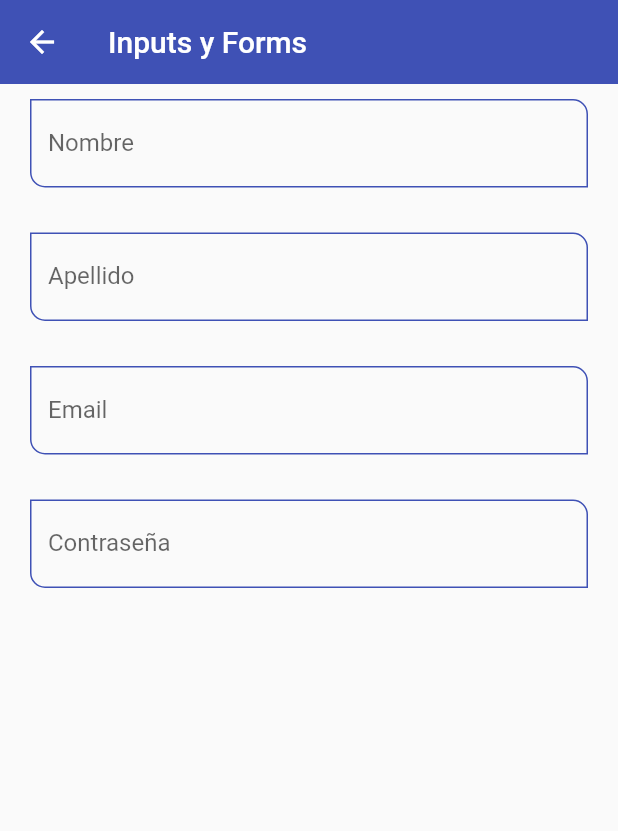
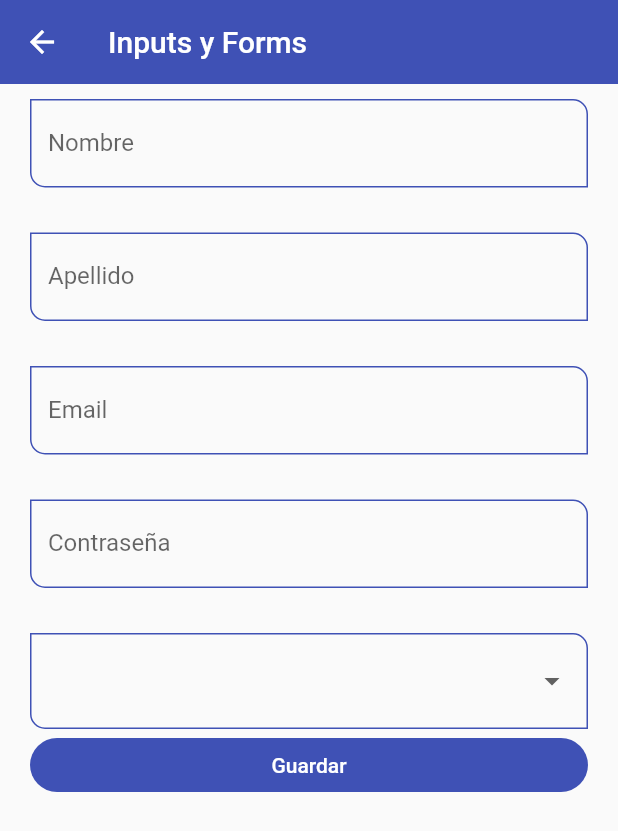
Before and after one commit to nachom96/fl_components, a Flutter app: the InputScreen screen opened by its route, on a phone screen of 412 x 824 dp. Shown: the top 831 px of the screen. Run offline on Flutter 3.47's test engine with Material 2 defaults, Android fonts, the phone set to English and light mode, and no system bars.

Commit message:
Text inputs, Slider & Checks y empezado InfiniteScroll

```diff
--- a/fl_components/lib/router/app_routes.dart
+++ b/fl_components/lib/router/app_routes.dart
@@ -47,6 +47,16 @@ class AppRoutes {
         name: 'Text Inputs',
         screen: const InputScreen(),
         icon: Icons.input_rounded),
+    MenuOption(
+        route: 'slider',
+        name: 'Slider and Checks',
+        screen: const SliderScreen(),
+        icon: Icons.slow_motion_video_rounded),
+    MenuOption(
+        route: 'listviewbuilder',
+        name: 'InfiniteScroll & Pull to refresh',
+        screen: const ListViewBuilderScreen(),
+        icon: Icons.build_circle_outlined),
   ];
 
   // Mapa para obtener las rutas
--- a/fl_components/lib/screens/inputs_screen.dart
+++ b/fl_components/lib/screens/inputs_screen.dart
@@ -5,43 +5,103 @@ class InputScreen extends StatelessWidget {
   const InputScreen({Key? key}) : super(key: key);
   @override
   Widget build(BuildContext context) {
+    final GlobalKey<FormState> myFormKey = GlobalKey<FormState>();
+
+    final Map<String, String> formValues = {
+      'first_name': 'Nacho',
+      'last_name': 'Moreno',
+      'email': 'nacho@gmail.com',
+      'password': '123456',
+      'role': 'Admin'
+    };
+
     return Scaffold(
       appBar: AppBar(
-        title: Text('Inputs y Forms'),
+        title: const Text('Inputs y Forms'),
       ),
       body: SingleChildScrollView(
         child: Padding(
           padding: const EdgeInsets.symmetric(horizontal: 20, vertical: 10),
+          child: Form(
+            key: myFormKey,
             child: Column(
-            children: const [
+              children: [
                 CustomInputField(
                   labelText: 'Nombre',
                   hintText: 'Nombre del usuario',
+                  formProperty: 'first name',
+                  formValues: formValues,
                 ),
-              SizedBox(
+                const SizedBox(
                   height: 30,
                 ),
                 CustomInputField(
                   labelText: 'Apellido',
                   hintText: 'Apellido del usuario',
+                  formProperty: 'last_name',
+                  formValues: formValues,
                 ),
-              SizedBox(
+                const SizedBox(
                   height: 30,
                 ),
                 CustomInputField(
                   labelText: 'Email',
                   hintText: 'Correo del usuario',
                   keyboardType: TextInputType.emailAddress,
+                  formProperty: 'email',
+                  formValues: formValues,
                 ),
-              SizedBox(
+                const SizedBox(
                   height: 30,
                 ),
                 CustomInputField(
                   labelText: 'Contraseña',
                   hintText: 'Contraseña del usuario',
                   obscureText: true,
+                  formProperty: 'password',
+                  formValues: formValues,
+                ),
+                const SizedBox(
+                  height: 30,
+                ),
+                DropdownButtonFormField<String>(
+                    items: const [
+                      DropdownMenuItem(
+                        value: 'Admin',
+                        child: Text('Admin'),
+                      ),
+                      DropdownMenuItem(
+                        value: 'Superuser',
+                        child: Text('Superuser'),
+                      ),
+                      DropdownMenuItem(
+                        value: 'Developer',
+                        child: Text('Developer'),
+                      ),
+                      DropdownMenuItem(
+                        value: 'Jr. Developer',
+                        child: Text('Jr. Developer'),
                       ),
                     ],
+                    onChanged: (value) {
+                      formValues['role'] = value ?? 'Admin';
+                    }),
+                ElevatedButton(
+                    onPressed: () {
+                      FocusScope.of(context).requestFocus(
+                          FocusNode()); // Cierra el teclado al presionar el botón
+                      // Se valida con las validaciones de la clase custom_input_field
+                      if (!myFormKey.currentState!.validate()) {
+                        print('Formulario no válido');
+                        return;
+                      }
+                      print(formValues);
+                    },
+                    child: const SizedBox(
+                        width: double.infinity,
+                        child: Center(child: Text('Guardar'))))
+              ],
+            ),
           ),
         ),
       ),
--- a/fl_components/lib/screens/screens.dart
+++ b/fl_components/lib/screens/screens.dart
@@ -6,3 +6,5 @@ export 'package:fl_components/screens/home_screen.dart';
 export 'package:fl_components/screens/inputs_screen.dart';
 export 'package:fl_components/screens/listview1_screen.dart';
 export 'package:fl_components/screens/listview2_screen.dart';
+export 'package:fl_components/screens/slider_screen.dart';
+export 'package:fl_components/screens/listview_builder_screen.dart';
--- a/fl_components/lib/widgets/custom_input_field.dart
+++ b/fl_components/lib/widgets/custom_input_field.dart
@@ -9,6 +9,9 @@ class CustomInputField extends StatelessWidget {
   final TextInputType? keyboardType;
   final bool obscureText;
 
+  final String formProperty;
+  final Map<String, String> formValues;
+
   const CustomInputField({
     Key? key,
     this.hintText,
@@ -18,6 +21,8 @@ class CustomInputField extends StatelessWidget {
     this.suffixIcon,
     this.keyboardType,
     this.obscureText = false, // Por defecto es false
+    required this.formProperty,
+    required this.formValues,
   }) : super(key: key);
 
   @override
@@ -30,7 +35,7 @@ class CustomInputField extends StatelessWidget {
       keyboardType: keyboardType,
       obscureText: obscureText,
       onChanged: (value) {
-        print('value $value');
+        formValues[formProperty] = value;
       },
       validator: (value) {
         // El validator salta cuando está dentro de un formulario
```
Also changed, not shown: fl_components/Apuntes.txt (+17 -7 lines), fl_components/lib/screens/listview_builder_screen.dart (added, +29 -0 lines), fl_components/lib/screens/slider_screen.dart (added, +74 -0 lines). Lines whose indentation alone changed are shown as unchanged.
